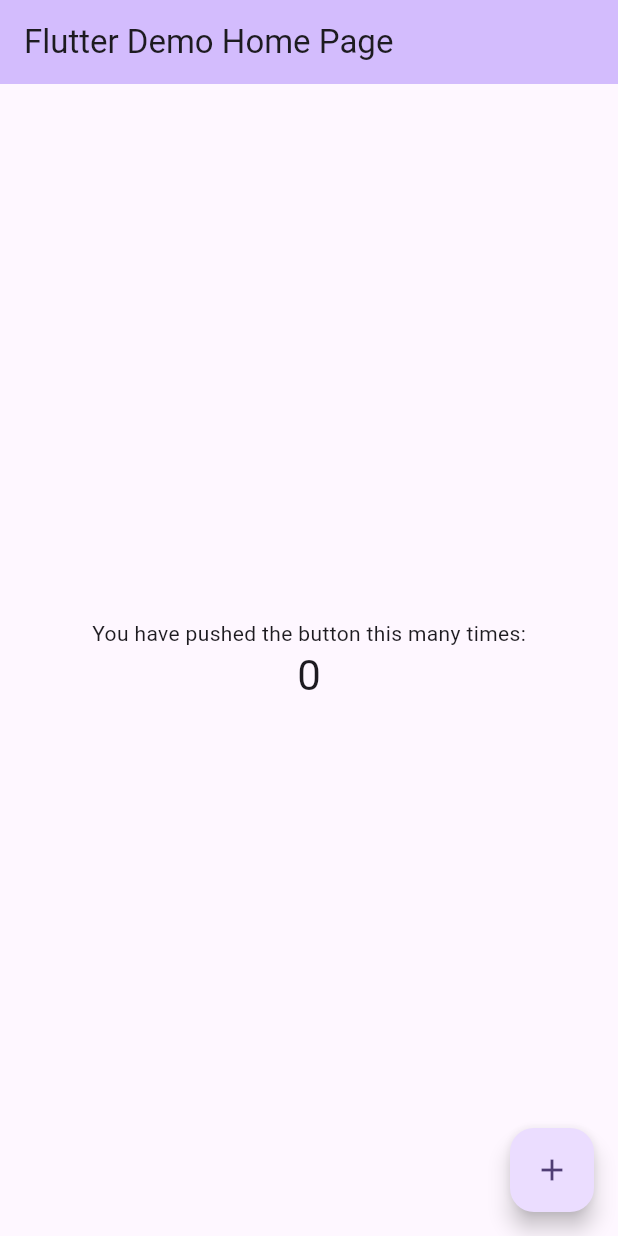
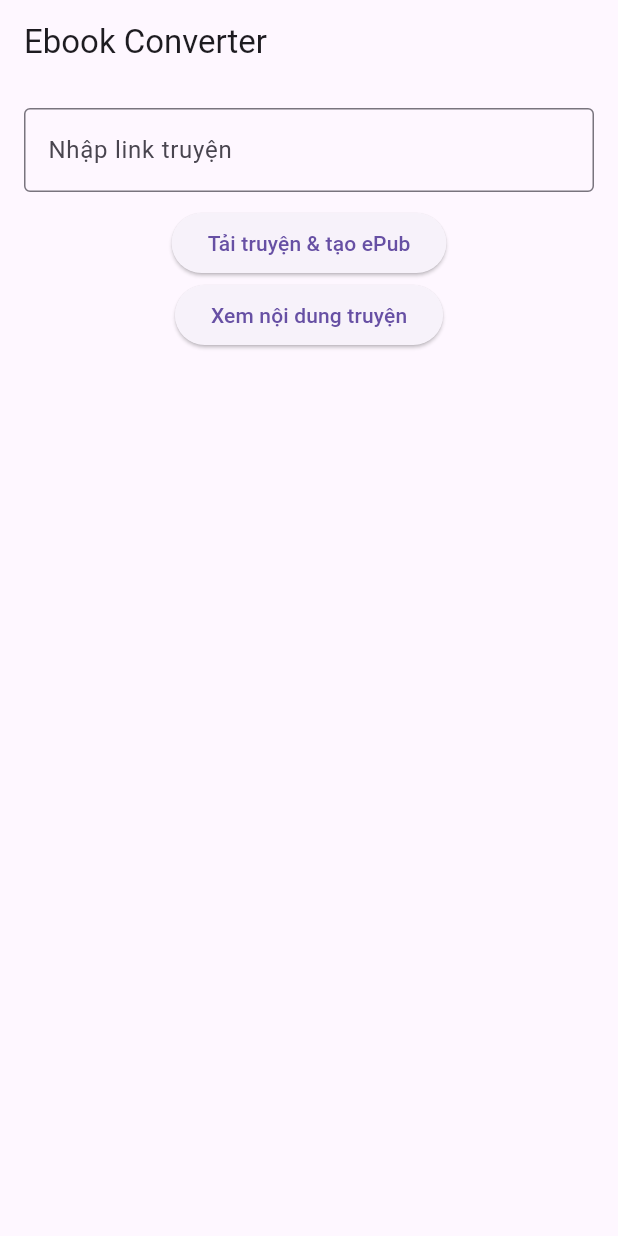
Before and after one commit to namtranst2304/epubgenerator, a Flutter app: the screen it shows after launch, on a phone screen of 412 x 824 dp. Run offline on Flutter 3.47's test engine with Material 3 defaults, Android fonts, the phone set to English and light mode, and no system bars; our stand-ins replace dio; missing offline and left inert: epubx.

Commit message:
update 1

```diff
--- a/lib/main.dart
+++ b/lib/main.dart
@@ -1,4 +1,5 @@
 import 'package:flutter/material.dart';
+import 'screens/home_screen.dart';
 
 void main() {
   runApp(const MyApp());
@@ -7,116 +8,14 @@ void main() {
 class MyApp extends StatelessWidget {
   const MyApp({super.key});
 
-  // This widget is the root of your application.
   @override
   Widget build(BuildContext context) {
     return MaterialApp(
-      title: 'Flutter Demo',
+      title: 'Ebook Converter',
       theme: ThemeData(
-        // This is the theme of your application.
-        //
-        // TRY THIS: Try running your application with "flutter run". You'll see
-        // the application has a purple toolbar. Then, without quitting the app,
-        // try changing the seedColor in the colorScheme below to Colors.green
-        // and then invoke "hot reload" (save your changes or press the "hot
-        // reload" button in a Flutter-supported IDE, or press "r" if you used
-        // the command line to start the app).
-        //
-        // Notice that the counter didn't reset back to zero; the application
-        // state is not lost during the reload. To reset the state, use hot
-        // restart instead.
-        //
-        // This works for code too, not just values: Most code changes can be
-        // tested with just a hot reload.
-        colorScheme: ColorScheme.fromSeed(seedColor: Colors.deepPurple),
+        primarySwatch: Colors.blue,
       ),
-      home: const MyHomePage(title: 'Flutter Demo Home Page'),
+      home: const HomeScreen(),
     );
   }
 }
-
-class MyHomePage extends StatefulWidget {
-  const MyHomePage({super.key, required this.title});
-
-  // This widget is the home page of your application. It is stateful, meaning
-  // that it has a State object (defined below) that contains fields that affect
-  // how it looks.
-
-  // This class is the configuration for the state. It holds the values (in this
-  // case the title) provided by the parent (in this case the App widget) and
-  // used by the build method of the State. Fields in a Widget subclass are
-  // always marked "final".
-
-  final String title;
-
-  @override
-  State<MyHomePage> createState() => _MyHomePageState();
-}
-
-class _MyHomePageState extends State<MyHomePage> {
-  int _counter = 0;
-
-  void _incrementCounter() {
-    setState(() {
-      // This call to setState tells the Flutter framework that something has
-      // changed in this State, which causes it to rerun the build method below
-      // so that the display can reflect the updated values. If we changed
-      // _counter without calling setState(), then the build method would not be
-      // called again, and so nothing would appear to happen.
-      _counter++;
-    });
-  }
-
-  @override
-  Widget build(BuildContext context) {
-    // This method is rerun every time setState is called, for instance as done
-    // by the _incrementCounter method above.
-    //
-    // The Flutter framework has been optimized to make rerunning build methods
-    // fast, so that you can just rebuild anything that needs updating rather
-    // than having to individually change instances of widgets.
-    return Scaffold(
-      appBar: AppBar(
-        // TRY THIS: Try changing the color here to a specific color (to
-        // Colors.amber, perhaps?) and trigger a hot reload to see the AppBar
-        // change color while the other colors stay the same.
-        backgroundColor: Theme.of(context).colorScheme.inversePrimary,
-        // Here we take the value from the MyHomePage object that was created by
-        // the App.build method, and use it to set our appbar title.
-        title: Text(widget.title),
-      ),
-      body: Center(
-        // Center is a layout widget. It takes a single child and positions it
-        // in the middle of the parent.
-        child: Column(
-          // Column is also a layout widget. It takes a list of children and
-          // arranges them vertically. By default, it sizes itself to fit its
-          // children horizontally, and tries to be as tall as its parent.
-          //
-          // Column has various properties to control how it sizes itself and
-          // how it positions its children. Here we use mainAxisAlignment to
-          // center the children vertically; the main axis here is the vertical
-          // axis because Columns are vertical (the cross axis would be
-          // horizontal).
-          //
-          // TRY THIS: Invoke "debug painting" (choose the "Toggle Debug Paint"
-          // action in the IDE, or press "p" in the console), to see the
-          // wireframe for each widget.
-          mainAxisAlignment: MainAxisAlignment.center,
-          children: <Widget>[
-            const Text('You have pushed the button this many times:'),
-            Text(
-              '$_counter',
-              style: Theme.of(context).textTheme.headlineMedium,
-            ),
-          ],
-        ),
-      ),
-      floatingActionButton: FloatingActionButton(
-        onPressed: _incrementCounter,
-        tooltip: 'Increment',
-        child: const Icon(Icons.add),
-      ), // This trailing comma makes auto-formatting nicer for build methods.
-    );
-  }
-}
--- /dev/null
+++ b/lib/models/book.dart
@@ -0,0 +1,8 @@
+import 'chapter.dart';
+
+class Book {
+  final String title;
+  final List<Chapter> chapters;
+
+  Book({required this.title, required this.chapters});
+}
--- /dev/null
+++ b/lib/models/chapter.dart
@@ -0,0 +1,6 @@
+class Chapter {
+  final String title;
+  final String content;
+
+  Chapter({required this.title, required this.content});
+}
--- /dev/null
+++ b/lib/screens/home_screen.dart
@@ -0,0 +1,79 @@
+import 'package:flutter/material.dart';
+import 'toc_screen.dart';
+import '../services/scraper.dart';
+import '../services/epub_generator.dart';
+
+class HomeScreen extends StatefulWidget {
+  const HomeScreen({super.key});
+
+  @override
+  HomeScreenState createState() => HomeScreenState();
+}
+
+class HomeScreenState extends State<HomeScreen> {
+  final TextEditingController _urlController = TextEditingController();
+  String _status = "";
+  var book;
+
+  Future<void> _downloadBook() async {
+    String url = _urlController.text.trim();
+    if (url.isEmpty) {
+      setState(() {
+        _status = "Vui lòng nhập URL!";
+      });
+      return;
+    }
+
+    setState(() {
+      _status = "Đang tải truyện...";
+    });
+
+    try {
+      book = await Scraper.fetchBook(url);
+      await EpubGenerator.createEpub(book);
+      setState(() {
+        _status = "Tạo file ePub thành công!";
+      });
+    } catch (e) {
+      setState(() {
+        _status = "Lỗi: $e";
+      });
+    }
+  }
+
+  @override
+  Widget build(BuildContext context) {
+    return Scaffold(
+      appBar: AppBar(title: const Text("Ebook Converter")),
+      body: Padding(
+        padding: const EdgeInsets.all(16.0),
+        child: Column(
+          children: [
+            TextField(
+              controller: _urlController,
+              decoration: const InputDecoration(
+                labelText: "Nhập link truyện",
+                border: OutlineInputBorder(),
+              ),
+            ),
+            const SizedBox(height: 10),
+            ElevatedButton(
+              onPressed: _downloadBook,
+              child: const Text("Tải truyện & tạo ePub"),
+            ),
+            ElevatedButton(
+              onPressed: () {
+                Navigator.push(context, MaterialPageRoute(
+                  builder: (context) => TOCScreen(book: book),
+                ));
+              },
+              child: const Text("Xem nội dung truyện"),
+            ),
+            const SizedBox(height: 20),
+            Text(_status, style: const TextStyle(color: Colors.red)),
+          ],
+        ),
+      ),
+    );
+  }
+}
--- /dev/null
+++ b/lib/services/epub_generator.dart
@@ -0,0 +1,24 @@
+import 'dart:io';
+import 'package:epubx/epubx.dart';
+import '../models/book.dart';
+
+class EpubGenerator {
+  static Future<void> createEpub(Book book) async {
+    var epub = EpubBook();
+    epub.Title = book.title;
+
+    for (var chapter in book.chapters) {
+      var epubChapter = EpubChapter()
+        ..Title = chapter.title
+        ..HtmlContent = "<h1>${chapter.title}</h1><p>${chapter.content}</p>";
+      epub.Chapters?.add(epubChapter);
+    }
+
+    var bytes = EpubWriter.writeBook(epub); // Access static method correctly
+    if (bytes != null) { // Handle nullable type
+      File("/storage/emulated/0/Download/${book.title}.epub").writeAsBytes(bytes);
+    } else {
+      throw Exception("Failed to generate EPUB bytes.");
+    }
+  }
+}
```
Also changed, not shown: lib/screens/chapter_screen.dart (added, +19 -0 lines), lib/screens/toc_screen.dart (added, +29 -0 lines), lib/services/scraper.dart (added, +104 -0 lines), pubspec.yaml (+16 -71 lines), pubspec.lock, 2 other files.
